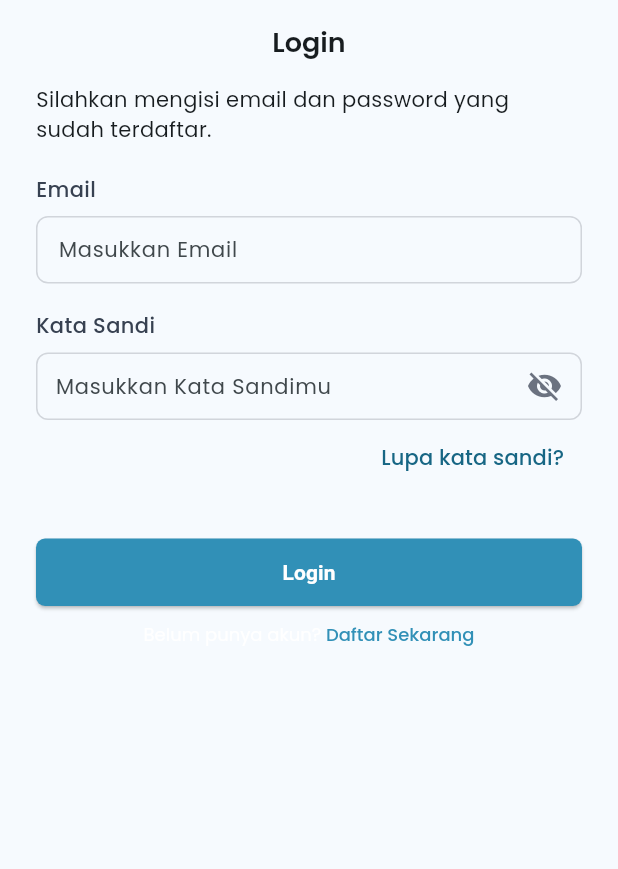
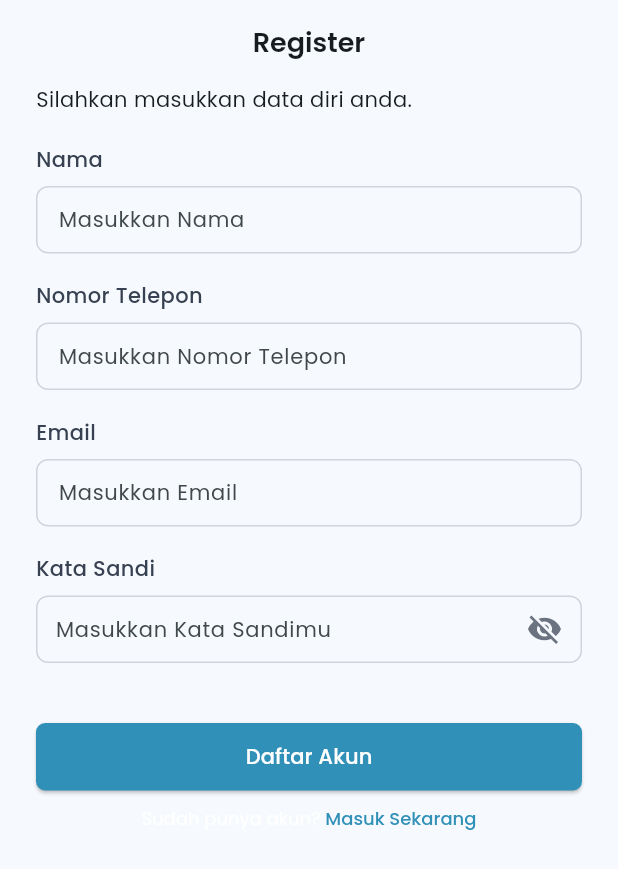
Before and after one commit to nara-team/Glowify, a Flutter app: the screen it shows after launch, on a phone screen of 412 x 824 dp. Shown: the top 869 px of the screen. Run offline on Flutter 3.47's test engine with Material 3 defaults, Android fonts, the phone set to English and light mode, and no system bars; our stand-ins replace get, google_fonts.

Commit message:
create register page ui with validation

```diff
--- /dev/null
+++ b/lib/app/modules/register/bindings/register_binding.dart
@@ -0,0 +1,12 @@
+import 'package:get/get.dart';
+
+import '../controllers/register_controller.dart';
+
+class RegisterBinding extends Bindings {
+  @override
+  void dependencies() {
+    Get.lazyPut<RegisterController>(
+      () => RegisterController(),
+    );
+  }
+}
--- /dev/null
+++ b/lib/app/modules/register/controllers/register_controller.dart
@@ -0,0 +1,61 @@
+import 'package:flutter/material.dart';
+import 'package:get/get.dart';
+
+class RegisterController extends GetxController {
+  //TODO: Implement RegisterController
+  late TextEditingController nameController;
+  late TextEditingController notelpController;
+  late TextEditingController emailController;
+  late TextEditingController passwordController;
+
+  final RxString nameError = ''.obs;
+  final RxString notelpError = ''.obs;
+  final RxString emailError = ''.obs;
+  final RxString passwordError = ''.obs;
+
+  RxBool isLoading = false.obs;
+
+  @override
+  void onInit() {
+    super.onInit();
+    nameController = TextEditingController();
+    notelpController = TextEditingController();
+    emailController = TextEditingController();
+    passwordController = TextEditingController();
+  }
+
+  void validateInputs() {
+    nameError.value = '';
+    notelpError.value = '';
+    emailError.value = '';
+    passwordError.value = '';
+
+    //for name
+    if (nameController.text.isEmpty) {
+      nameError.value = 'Name tidak boleh kosong';
+    }
+
+    //for notelp
+    if (notelpController.text.isEmpty) {
+      notelpError.value = 'Nomor telepon tidak boleh kosong';
+    } else if (notelpController.text.length < 10) {
+      notelpError.value = 'Nomor telepon minimal 10 digit';
+    } else if (!notelpController.text.startsWith('08')) {
+      notelpError.value = 'Nomor telepon tidak valid';
+    }
+
+    //for email
+    if (emailController.text.isEmpty) {
+      emailError.value = 'Email tidak boleh kosong';
+    } else if (emailController.text.contains('@') == false) {
+      emailError.value = 'Email tidak valid';
+    }
+
+    //for password
+    if (passwordController.text.isEmpty) {
+      passwordError.value = 'Password tidak boleh kosong';
+    } else if (passwordController.text.length < 8) {
+      passwordError.value = 'Password minimal 8 karakter';
+    }
+  }
+}
--- /dev/null
+++ b/lib/app/modules/register/views/register_view.dart
@@ -0,0 +1,95 @@
+import 'package:flutter/gestures.dart';
+import 'package:flutter/material.dart';
+
+import 'package:get/get.dart';
+import 'package:glowify/app/theme/app_theme.dart';
+import 'package:glowify/widget/button.dart';
+import 'package:glowify/widget/textfield.dart';
+
+import '../controllers/register_controller.dart';
+
+class RegisterView extends GetView<RegisterController> {
+  const RegisterView({Key? key}) : super(key: key);
+  @override
+  Widget build(BuildContext context) {
+    return Scaffold(
+        appBar: AppBar(
+          title: Text(
+            'Register',
+            style: semiBold.copyWith(fontSize: largeSize),
+          ),
+          centerTitle: true,
+        ),
+        body: Padding(
+          padding: const EdgeInsets.symmetric(horizontal: 24),
+          child: Column(
+            crossAxisAlignment: CrossAxisAlignment.start,
+            children: [
+              Text(
+                'Silahkan masukkan data diri anda.',
+                style: regular.copyWith(fontSize: regularSize),
+              ),
+              const SizedBox(
+                height: 20,
+              ),
+              NameTf(
+                controller: controller.nameController,
+                error: controller.nameError,
+              ),
+              const SizedBox(height: 18),
+              NotelpTf(
+                controller: controller.notelpController,
+                error: controller.notelpError,
+              ),
+              const SizedBox(height: 18),
+              EmailTf(
+                controller: controller.emailController,
+                error: controller.emailError,
+              ),
+              const SizedBox(
+                height: 18,
+              ),
+              PassTf(
+                controller: controller.passwordController,
+                error: controller.passwordError,
+              ),
+              const SizedBox(
+                height: 40,
+              ),
+              BtnLogin(
+                  btnText: 'Daftar Akun',
+                  onPressed: () {
+                    controller.validateInputs();
+
+                    if (controller.nameError.value.isEmpty &&
+                        controller.notelpError.value.isEmpty &&
+                        controller.emailError.value.isEmpty &&
+                        controller.passwordError.value.isEmpty) {
+                      print('daftar');
+                    }
+                  },
+                  isLoading: controller.isLoading),
+              const SizedBox(
+                height: 10,
+              ),
+              Center(
+                child: RichText(
+                    text: TextSpan(
+                        text: 'Sudah punya akun? ',
+                        style: regular.copyWith(fontSize: smallSize),
+                        children: [
+                      TextSpan(
+                          text: 'Masuk Sekarang',
+                          style: medium.copyWith(
+                              fontSize: smallSize, color: primaryColor),
+                          recognizer: TapGestureRecognizer()
+                            ..onTap = () {
+                              print('klik masuk');
+                            })
+                    ])),
+              ),
+            ],
+          ),
+        ));
+  }
+}
--- a/lib/app/routes/app_pages.dart
+++ b/lib/app/routes/app_pages.dart
@@ -4,13 +4,15 @@ import '../modules/home/bindings/home_binding.dart';
 import '../modules/home/views/home_view.dart';
 import '../modules/login/bindings/login_binding.dart';
 import '../modules/login/views/login_view.dart';
+import '../modules/register/bindings/register_binding.dart';
+import '../modules/register/views/register_view.dart';
 
 part 'app_routes.dart';
 
 class AppPages {
   AppPages._();
 
-  static const INITIAL = Routes.LOGIN;
+  static const INITIAL = Routes.REGISTER;
 
   static final routes = [
     GetPage(
@@ -23,5 +25,10 @@ class AppPages {
       page: () => const LoginView(),
       binding: LoginBinding(),
     ),
+    GetPage(
+      name: _Paths.REGISTER,
+      page: () => const RegisterView(),
+      binding: RegisterBinding(),
+    ),
   ];
 }
--- a/lib/app/routes/app_routes.dart
+++ b/lib/app/routes/app_routes.dart
@@ -5,10 +5,12 @@ abstract class Routes {
   Routes._();
   static const HOME = _Paths.HOME;
   static const LOGIN = _Paths.LOGIN;
+  static const REGISTER = _Paths.REGISTER;
 }
 
 abstract class _Paths {
   _Paths._();
   static const HOME = '/home';
   static const LOGIN = '/login';
+  static const REGISTER = '/register';
 }
--- a/lib/widget/button.dart
+++ b/lib/widget/button.dart
@@ -43,9 +43,8 @@ class BtnLogin extends StatelessWidget {
                     )
                   : Text(
                       btnText,
-                      style: const TextStyle(
+                      style: medium.copyWith(
                         color: Colors.white,
-                        fontWeight: FontWeight.w600,
                       ),
                     ),
             ),
--- a/lib/widget/textfield.dart
+++ b/lib/widget/textfield.dart
@@ -1,7 +1,116 @@
 import 'package:flutter/material.dart';
+import 'package:flutter/services.dart';
 import 'package:get/get_rx/src/rx_types/rx_types.dart';
 import 'package:get/get_state_manager/src/rx_flutter/rx_obx_widget.dart';
 import 'package:glowify/app/theme/app_theme.dart';
+
+class NameTf extends StatelessWidget {
+  final TextEditingController controller;
+  final RxString error;
+
+  const NameTf({super.key, required this.controller, required this.error});
+
+  @override
+  Widget build(BuildContext context) {
+    return Column(
+      crossAxisAlignment: CrossAxisAlignment.start,
+      children: [
+        Text(
+          'Nama',
+          style: medium.copyWith(fontSize: 14, color: abuDarkColor),
+        ),
+        const SizedBox(
+          height: 8,
+        ),
+        Container(
+          height: 45,
+          decoration: BoxDecoration(
+            borderRadius: BorderRadius.circular(8),
+            border: Border.all(color: abuLightColor),
+          ),
+          child: TextField(
+            controller: controller,
+            autocorrect: false,
+            style: regular.copyWith(
+              fontSize: 14,
+              color: abuDarkColor,
+            ),
+            decoration: const InputDecoration(
+                border: InputBorder.none,
+                contentPadding:
+                    EdgeInsets.symmetric(vertical: 12, horizontal: 14),
+                hintText: 'Masukkan Nama'),
+          ),
+        ),
+        Obx(() => error.isNotEmpty
+            ? Padding(
+                padding: const EdgeInsets.only(top: 4),
+                child: Text(
+                  error.value,
+                  style: const TextStyle(color: Colors.red, fontSize: 12),
+                ),
+              )
+            : const SizedBox.shrink()),
+      ],
+    );
+  }
+}
+
+class NotelpTf extends StatelessWidget {
+  final TextEditingController controller;
+  final RxString error;
+
+  const NotelpTf({super.key, required this.controller, required this.error});
+
+  @override
+  Widget build(BuildContext context) {
+    return Column(
+      crossAxisAlignment: CrossAxisAlignment.start,
+      children: [
+        Text(
+          'Nomor Telepon',
+          style: medium.copyWith(fontSize: 14, color: abuDarkColor),
+        ),
+        const SizedBox(
+          height: 8,
+        ),
+        Container(
+          height: 45,
+          decoration: BoxDecoration(
+            borderRadius: BorderRadius.circular(8),
+            border: Border.all(color: abuLightColor),
+          ),
+          child: TextField(
+            keyboardType: TextInputType.number,
+            inputFormatters: [FilteringTextInputFormatter.digitsOnly],
+            maxLength: 12,
+            controller: controller,
+            autocorrect: false,
+            style: regular.copyWith(
+              fontSize: 14,
+              color: abuDarkColor,
+            ),
+            decoration: const InputDecoration(
+                counterText: '',
+                border: InputBorder.none,
+                contentPadding:
+                    EdgeInsets.symmetric(vertical: 12, horizontal: 14),
+                hintText: 'Masukkan Nomor Telepon'),
+          ),
+        ),
+        Obx(() => error.isNotEmpty
+            ? Padding(
+                padding: const EdgeInsets.only(top: 4),
+                child: Text(
+                  error.value,
+                  style: const TextStyle(color: Colors.red, fontSize: 12),
+                ),
+              )
+            : const SizedBox.shrink()),
+      ],
+    );
+  }
+}
 
 class EmailTf extends StatelessWidget {
   final TextEditingController controller;
```
